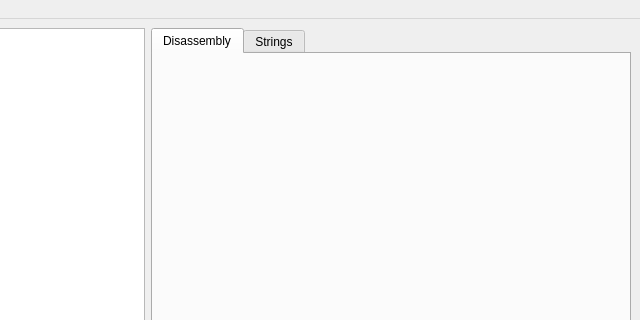
The window that src/widgets/disassembler.ui (connor-ms/RDRasm) describes before a commit, drawn with Qt 5; both pictures show x 164 to 804 and y 0 to 320 of the 804 by 604 pixel window.
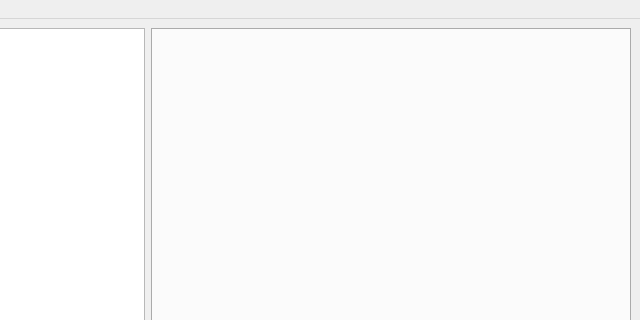
The same window after the commit.

Patch:
```diff
--- a/src/widgets/disassembler.ui
+++ b/src/widgets/disassembler.ui
@@ -39,16 +39,6 @@
       <property name="currentIndex">
        <number>0</number>
       </property>
-      <widget class="QWidget" name="tab">
-       <attribute name="title">
-        <string>Disassembly</string>
-       </attribute>
-      </widget>
-      <widget class="QWidget" name="tab_2">
-       <attribute name="title">
-        <string>Strings</string>
-       </attribute>
-      </widget>
      </widget>
     </item>
    </layout>
```
Left out of the diff: 4 changed lines with no effect on the pictures.
